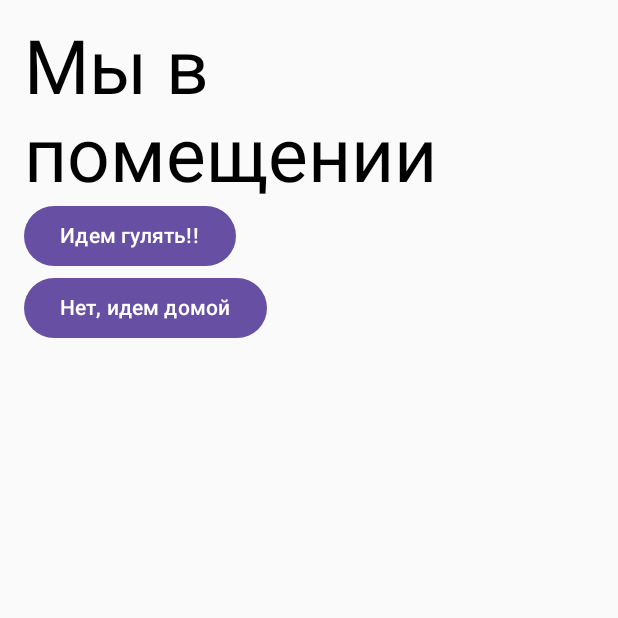
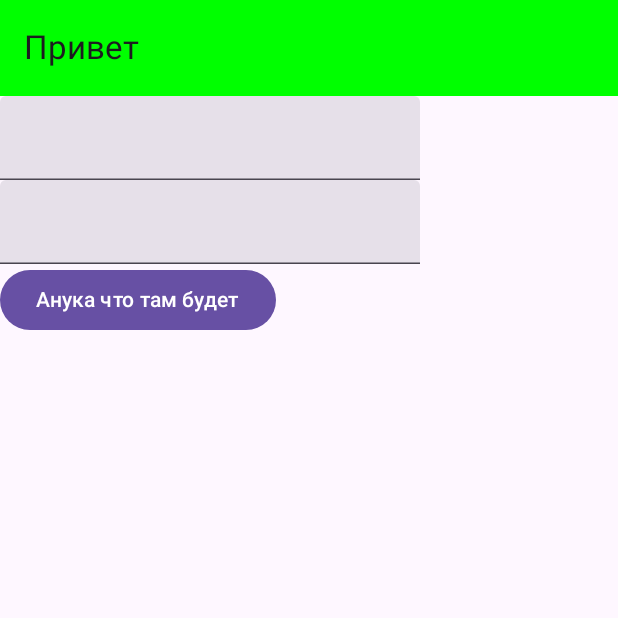
Before and after one commit to dmitrysukhov96/Inventory, an Android app built with Jetpack Compose: the screen it shows after launch (MainActivity), on a phone screen of 412 x 824 dp, the top half of it. Run offline under Robolectric (Android 15) with nearby library versions, the phone set to English and light mode, and no system bars.

Commit message:
последние изменения

```diff
--- a/app/src/main/java/com/dmitrysukhov/inventory/MainActivity.kt
+++ b/app/src/main/java/com/dmitrysukhov/inventory/MainActivity.kt
@@ -16,9 +16,18 @@ import androidx.compose.foundation.rememberScrollState
 import androidx.compose.foundation.shape.RoundedCornerShape
 import androidx.compose.foundation.verticalScroll
 import androidx.compose.material3.Button
+import androidx.compose.material3.ExperimentalMaterial3Api
 import androidx.compose.material3.HorizontalDivider
+import androidx.compose.material3.Scaffold
 import androidx.compose.material3.Text
+import androidx.compose.material3.TextField
+import androidx.compose.material3.TopAppBar
+import androidx.compose.material3.TopAppBarDefaults.topAppBarColors
 import androidx.compose.runtime.Composable
+import androidx.compose.runtime.getValue
+import androidx.compose.runtime.mutableStateOf
+import androidx.compose.runtime.saveable.rememberSaveable
+import androidx.compose.runtime.setValue
 import androidx.compose.ui.Alignment
 import androidx.compose.ui.Modifier
 import androidx.compose.ui.draw.clip
@@ -42,17 +51,66 @@ class MainActivity : ComponentActivity() {
     }
 }
 
+@OptIn(ExperimentalMaterial3Api::class)
 @Composable
 fun InventoryApp() {
-    val navController = rememberNavController()
-    NavHost(navController = navController, startDestination = SCREEN_HOUSE) {
-        composable(TEST_SCREEN) { TestScreen(navController) }
-        composable(SCREEN_HOUSE) { ScreenHouse(navController) }
-        composable(SCREEN_WALK) { ScreenWalk(navController) }
-        composable(SCREEN_HOME) { ScreenHome(navController) }
-        composable(SCREEN_ATB) { ScreenAtb(navController) }
+    Scaffold(topBar = {
+        TopAppBar(
+            title = { Text(text = "Привет") },
+            colors = topAppBarColors(containerColor = Color.Green)
+        )
+    })
+    { padding ->
+        val navController = rememberNavController()
+        NavHost(
+            navController = navController,
+            startDestination = ADD_ITEM_SCREEN, //todo поменять на инвентори
+            modifier = Modifier.padding(padding)
+        ) {
+            composable(INVENTORY_SCREEN) { InventoryScreen(navController) }
+            composable(ADD_ITEM_SCREEN) { AddItemScreen(navController) }
+            composable(EDIT_ITEM_SCREEN) { EditItemScreen(navController) }
+            composable(ITEM_DETAILS_SCREEN) { ItemDetailsScreen(navController) }
+        }
     }
 }
+
+@Composable
+fun InventoryScreen(navController: NavHostController) {
+
+}
+
+@Composable
+fun AddItemScreen(navController: NavHostController) {
+    var name by rememberSaveable { mutableStateOf("") }
+    var surname by rememberSaveable { mutableStateOf("") }
+    var result by rememberSaveable { mutableStateOf("") }
+    Column {
+        TextField(value = name, onValueChange = { name = it })
+        TextField(value = surname, onValueChange = { surname = it })
+        Button(onClick = { result = "$name $surname" }) {
+            Text(text = "Анука что там будет")
+        }
+        Text(text = result, fontSize = 50.sp)
+    }
+}
+
+@Composable
+fun EditItemScreen(navController: NavHostController) {
+
+}
+
+@Composable
+fun ItemDetailsScreen(navController: NavHostController) {
+
+}
+
+const val INVENTORY_SCREEN = "Inventory"
+const val ADD_ITEM_SCREEN = "Add Item"
+const val EDIT_ITEM_SCREEN = "Edit Item"
+const val ITEM_DETAILS_SCREEN = "Item Details"
+
+
 
 const val TEST_SCREEN = "test_screen"
 const val SCREEN_HOUSE = "screen_house"
```
